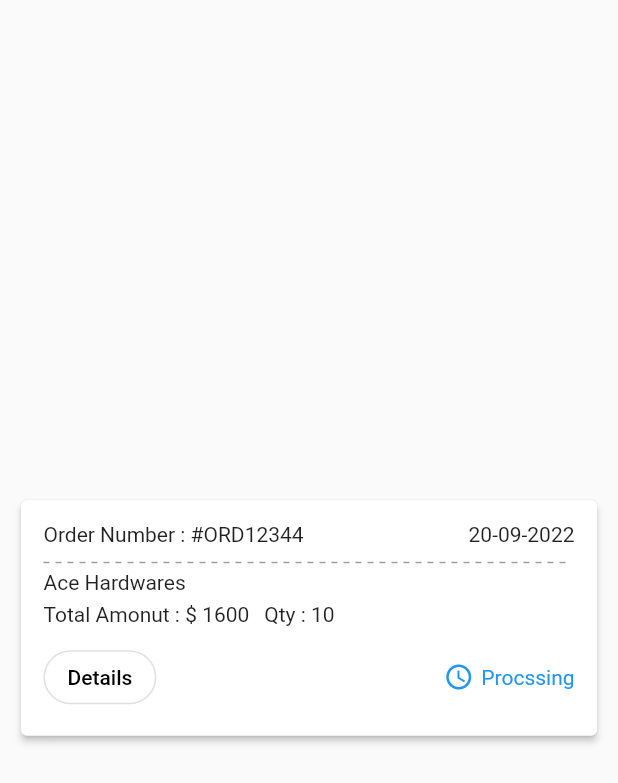
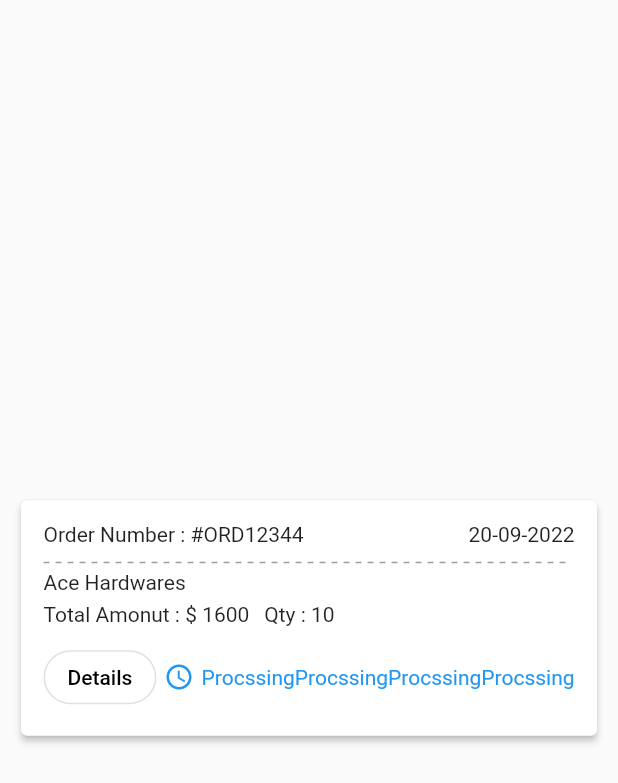
Before and after one commit to Ashhad08/practice_plugins_packages_app, a Flutter app: the screen it shows after launch, on a phone screen of 412 x 824 dp. Shown: the top 783 px of the screen. Run offline on Flutter 3.47's test engine with Material 2 defaults, Android fonts, the phone set to English and light mode, and no system bars; drawn by our look-alikes of dotted_line; our stand-ins replace google_fonts.

Commit message:
comit ashhad branch

```diff
--- a/lib/card/order_card.dart
+++ b/lib/card/order_card.dart
@@ -106,6 +106,21 @@ class OrderCard extends StatelessWidget {
                   style: TextStyle(
                     color: Colors.blue,
                   ),
+                ), const Text(
+                  'Procssing',
+                  style: TextStyle(
+                    color: Colors.blue,
+                  ),
+                ) ,const Text(
+                  'Procssing',
+                  style: TextStyle(
+                    color: Colors.blue,
+                  ),
+                ), const Text(
+                  'Procssing',
+                  style: TextStyle(
+                    color: Colors.blue,
+                  ),
                 )
               ],
             )
```
